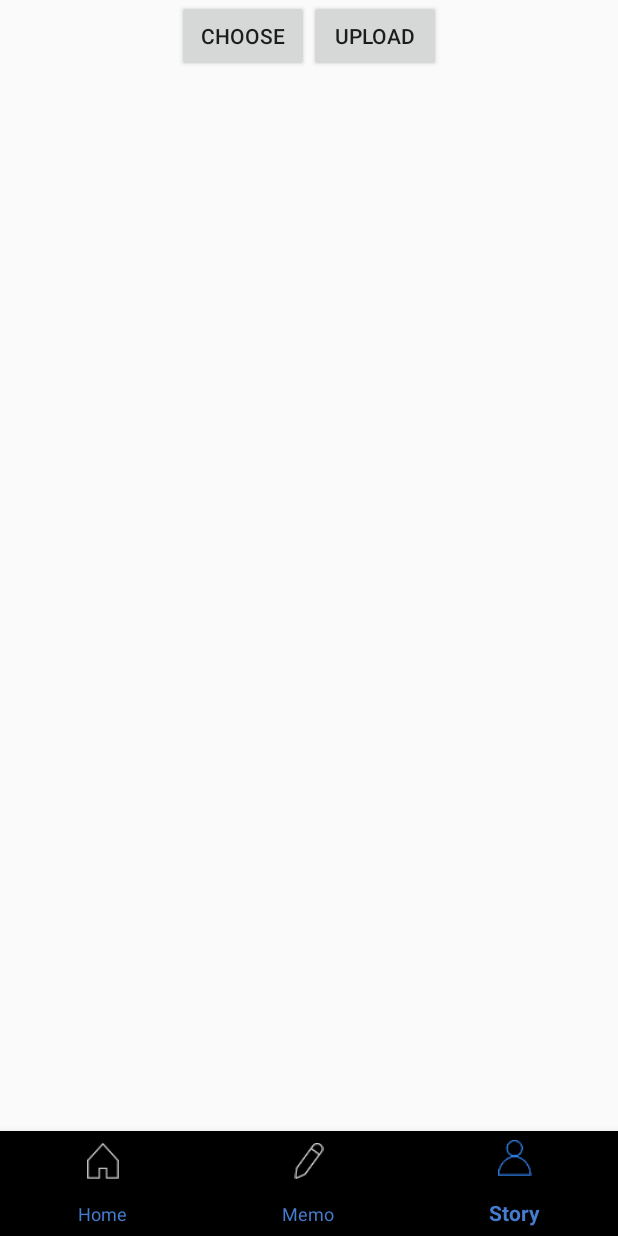
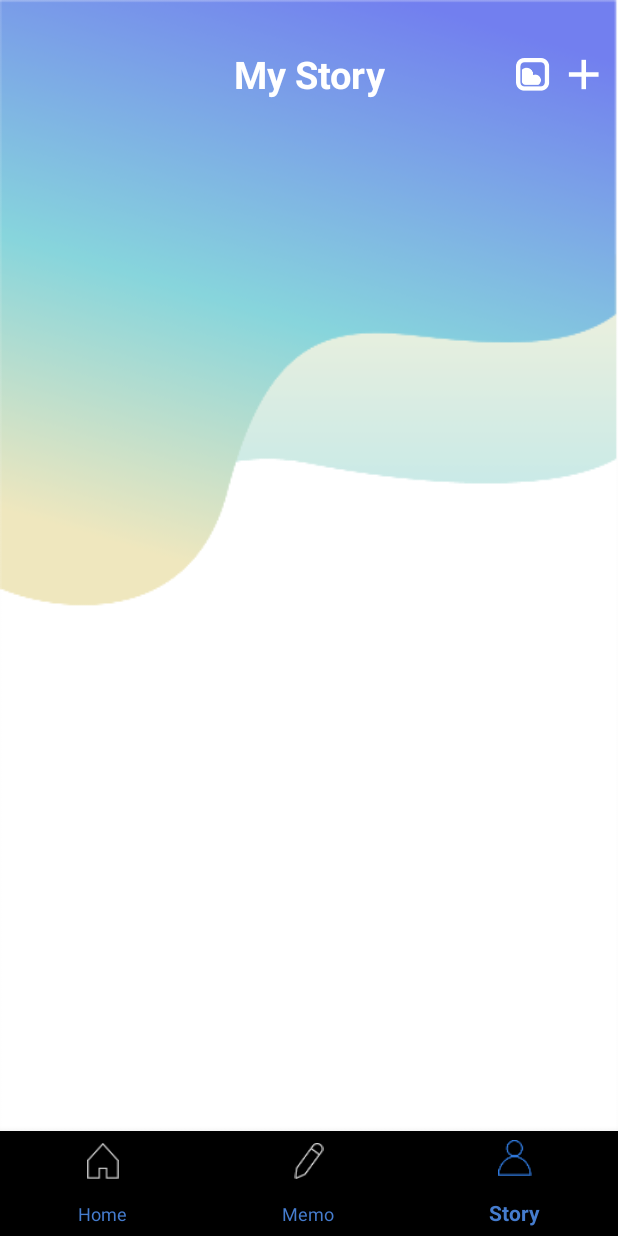
Before and after one commit to mtw9411/2019_Khuthon, an Android app: the screen it shows after launch (MainActivity), item 3 of the bottom bar chosen, on a phone screen of 412 x 824 dp. Run offline under Robolectric (Android 15) with nearby library versions, the phone set to English and light mode, and no system bars; our stand-ins replace Firebase (no records; nobody signed in at launch, a user with empty details on screens opened directly).

Commit message:
스토리 UI

```diff
--- a/Khuthon2019/app/src/main/AndroidManifest.xml
+++ b/Khuthon2019/app/src/main/AndroidManifest.xml
@@ -2,16 +2,18 @@
 <manifest xmlns:android="http://schemas.android.com/apk/res/android"
     xmlns:tools="http://schemas.android.com/tools"
     package="com.smartoc.khuthon2019">
+
     <uses-permission android:name="android.permission.INTERNET" />
+
     <application
-
         android:allowBackup="true"
         android:icon="@mipmap/ic_launcher"
         android:label="@string/app_name"
         android:roundIcon="@mipmap/ic_launcher_round"
         android:supportsRtl="true"
         android:theme="@style/AppTheme">
-        <activity android:name=".memo4"></activity>
+        <activity android:name=".story1"></activity>
+        <activity android:name=".memo4" />
         <activity android:name=".memo3" />
         <activity android:name=".memo2" />
         <activity android:name=".memo1" />
--- a/Khuthon2019/app/src/main/res/layout/activity_navi_story.xml
+++ b/Khuthon2019/app/src/main/res/layout/activity_navi_story.xml
@@ -4,34 +4,43 @@
     xmlns:tools="http://schemas.android.com/tools"
     android:layout_width="match_parent"
     android:layout_height="match_parent"
-    tools:context=".navi_story">
+    tools:context=".navi_story"
+    android:background="@mipmap/background_memo">
 
+
+    <Button
+        android:id="@+id/bt_upload"
+        android:layout_width="30dp"
+        android:layout_height="30dp"
+        android:layout_marginEnd="8dp"
+        android:layout_marginRight="8dp"
+        android:background="@mipmap/white_plus"
+        app:layout_constraintBottom_toBottomOf="@+id/MYSTORY"
+        app:layout_constraintEnd_toEndOf="parent"
+        app:layout_constraintTop_toTopOf="@+id/MYSTORY" />
+
+    <Button
+        android:id="@+id/bt_choose"
+        android:layout_width="30dp"
+        android:layout_height="30dp"
+        android:layout_marginEnd="4dp"
+        android:layout_marginRight="4dp"
+        android:background="@mipmap/gallery_upload"
+        app:layout_constraintBottom_toBottomOf="@+id/bt_upload"
+        app:layout_constraintEnd_toStartOf="@+id/bt_upload"
+        app:layout_constraintTop_toTopOf="@+id/bt_upload" />
 
     <android.support.v7.widget.RecyclerView
         android:id="@+id/recyclerView"
+        android:layout_width="0dp"
+        android:layout_height="0dp"
+        android:layout_marginTop="75dp"
+        android:layout_marginBottom="65dp"
         android:scrollbars="vertical"
-        android:layout_width="match_parent"
-        android:layout_height="match_parent"/>
-
-    <LinearLayout
-        android:gravity="center_horizontal"
-        android:layout_width="match_parent"
-        android:layout_height="wrap_content">
-
-        <Button
-            android:id="@+id/bt_choose"
-            android:text="Choose"
-            android:layout_width="wrap_content"
-            android:layout_height="wrap_content" />
-
-        <Button
-            android:id="@+id/bt_upload"
-            android:text="Upload"
-            android:layout_width="wrap_content"
-            android:layout_height="wrap_content" />
-
-
-    </LinearLayout>
+        app:layout_constraintBottom_toBottomOf="parent"
+        app:layout_constraintEnd_toEndOf="parent"
+        app:layout_constraintStart_toStartOf="parent"
+        app:layout_constraintTop_toBottomOf="@+id/MYSTORY" />
 
 
     <ImageView
@@ -39,6 +48,22 @@
         android:layout_width="match_parent"
         android:layout_height="wrap_content" />
 
+    <TextView
+        android:id="@+id/MYSTORY"
+        android:layout_width="wrap_content"
+        android:layout_height="wrap_content"
+        android:layout_marginStart="8dp"
+        android:layout_marginLeft="8dp"
+        android:layout_marginTop="32dp"
+        android:layout_marginEnd="8dp"
+        android:layout_marginRight="8dp"
+        android:text="My Story"
+        android:textSize="25sp"
+        android:textColor="#ffffff"
+        android:textStyle="bold"
+        app:layout_constraintEnd_toEndOf="parent"
+        app:layout_constraintStart_toStartOf="parent"
+        app:layout_constraintTop_toTopOf="parent" />
 
 
 </android.support.constraint.ConstraintLayout>
```
Also changed, not shown: Khuthon2019/app/src/main/java/com/smartoc/khuthon2019/MainActivity.java (+9 -37 lines), Khuthon2019/app/src/main/java/com/smartoc/khuthon2019/story1.java (added, +40 -0 lines), Khuthon2019/app/src/main/res/layout/activity_memo1.xml (+11 -0 lines), Khuthon2019/app/src/main/res/layout/activity_story1.xml (added, +29 -0 lines), Khuthon2019/app/src/main/res/mipmap-xxhdpi/background2.png (added), Khuthon2019/app/src/main/res/mipmap-xxhdpi/gallery_upload.png (added), Khuthon2019/app/src/main/res/mipmap-xxhdpi/three_bar.png (added), Khuthon2019/app/src/main/res/mipmap-xxhdpi/white_plus.png (added).
